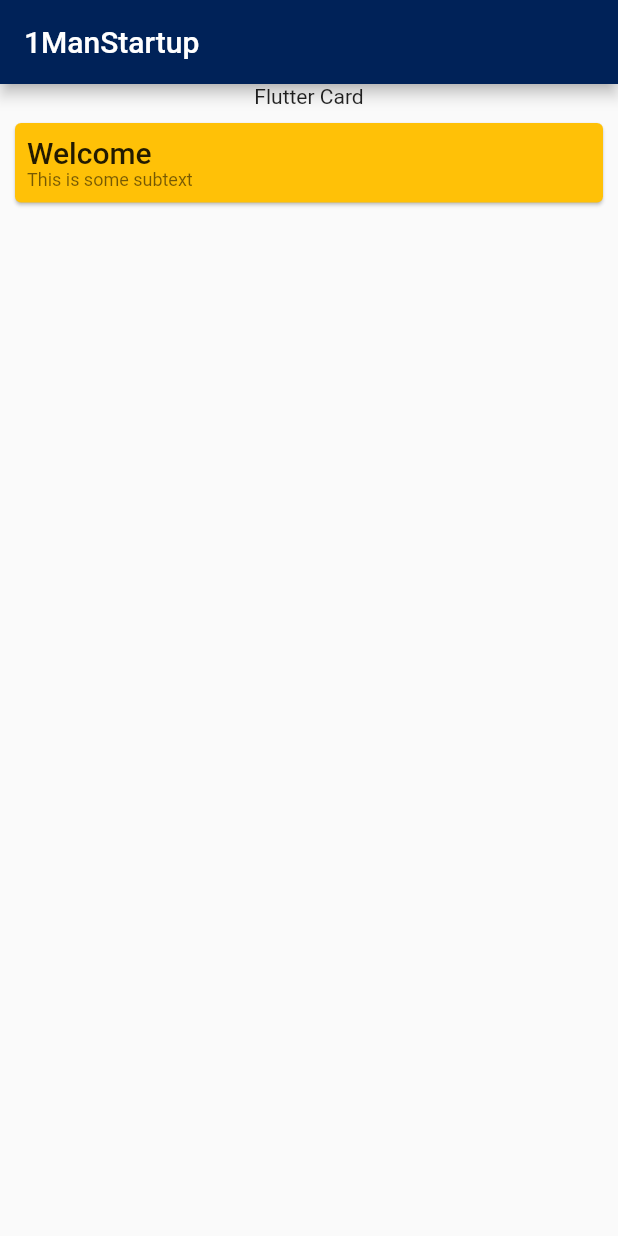
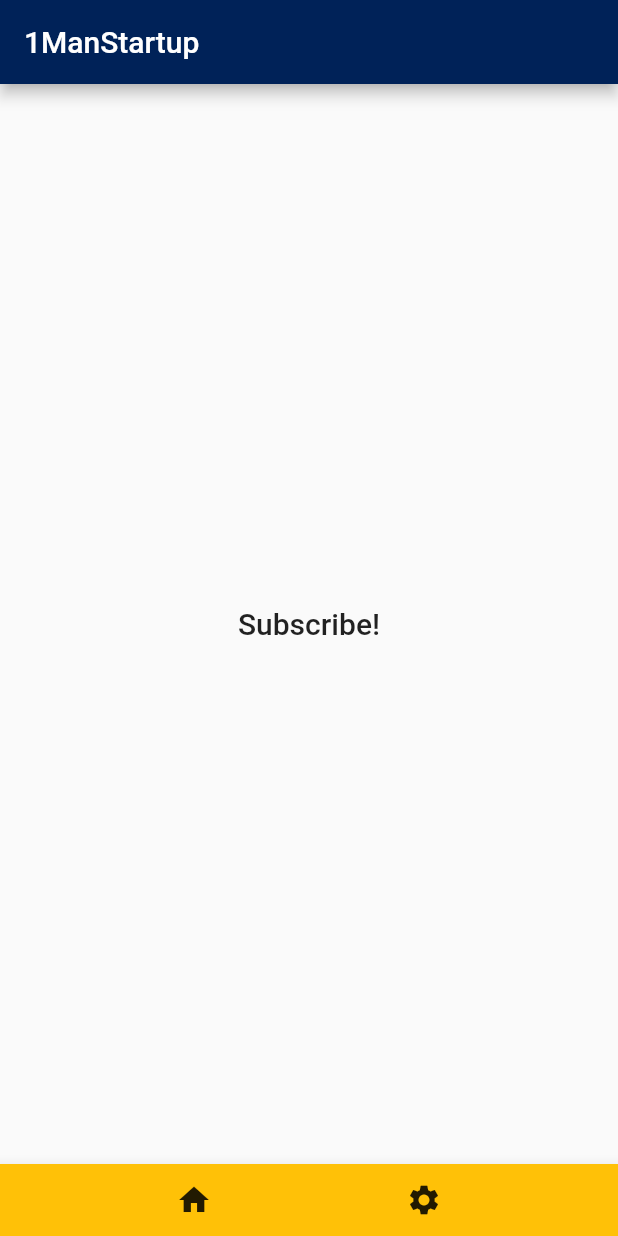
Before and after one commit to davefaliskie/flutter_basics, a Flutter app: the screen it shows after launch, on a phone screen of 412 x 824 dp. Run offline on Flutter 3.47's test engine with Material 2 defaults, Android fonts, the phone set to English and light mode, and no system bars.

Commit message:
bottomNavigationBar example

```diff
--- a/lib/main.dart
+++ b/lib/main.dart
@@ -31,30 +31,24 @@ class HomeScreen extends StatelessWidget {
         title: const Text("1ManStartup"),
       ),
       body: Center(
-        child: Column(
+        child: Text(
+          "Subscribe!",
+          style: Theme.of(context).textTheme.titleLarge,
+        ),
+      ),
+      bottomNavigationBar: BottomAppBar(
+        color: Colors.amber,
+        child: Row(
+          mainAxisAlignment: MainAxisAlignment.spaceEvenly,
           children: [
-            const Text("Flutter Card"),
-            Card(
-              color: Colors.amber,
-              margin: const EdgeInsets.all(10.0),
-              child: Padding(
-                padding: const EdgeInsets.all(8.0),
-                child: Column(
-                  mainAxisAlignment: MainAxisAlignment.start,
-                  crossAxisAlignment: CrossAxisAlignment.stretch,
-                  children: [
-                    Text(
-                      "Welcome",
-                      style: Theme.of(context).textTheme.titleLarge,
-                    ),
-                    Text(
-                      "This is some subtext",
-                      style: Theme.of(context).textTheme.bodySmall,
-                    ),
-                  ],
-                ),
-              ),
-            )
+            IconButton(
+              onPressed: () => debugPrint("Go Home"),
+              icon: const Icon(Icons.home),
+            ),
+            IconButton(
+              onPressed: () => debugPrint("Go to Settings"),
+              icon: const Icon(Icons.settings),
+            ),
           ],
         ),
       ),
```
